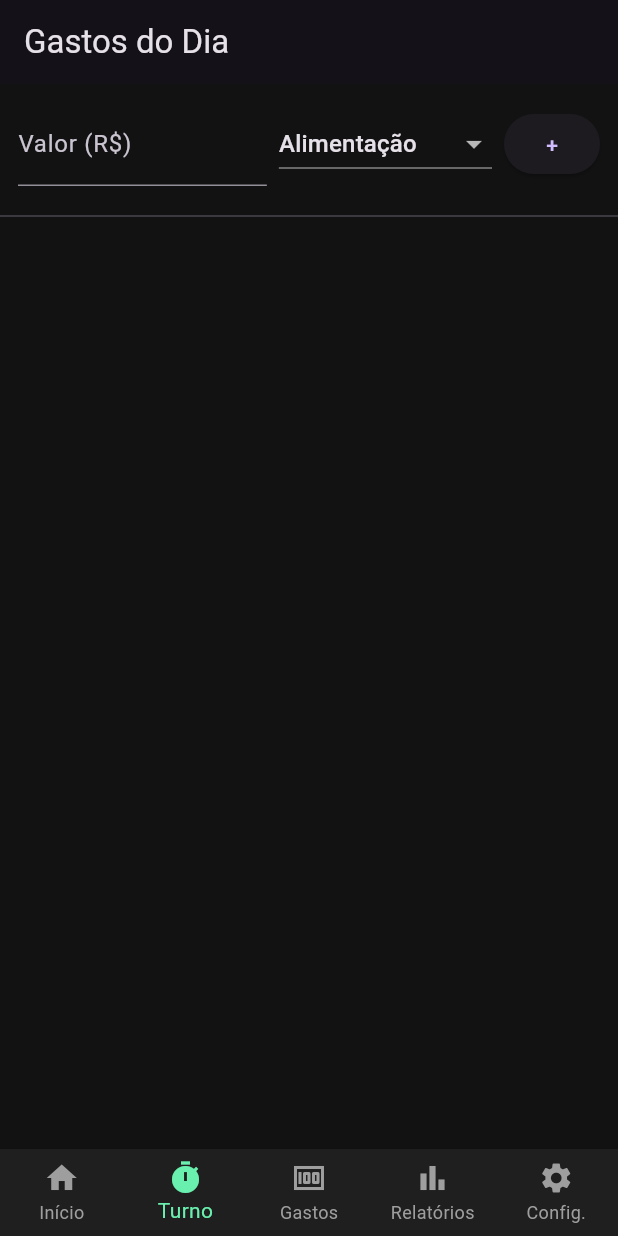
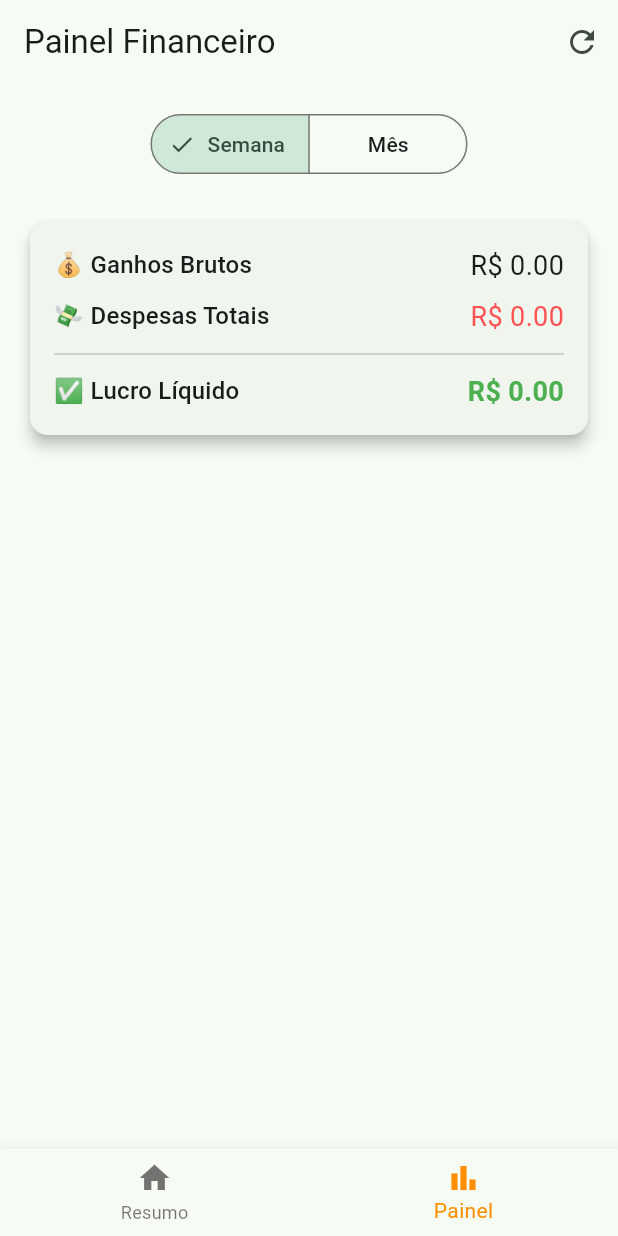
Before and after one commit to DouglasAlexJJ/turno_pago, a Flutter app: the screen it shows after launch, item 2 of the bottom bar chosen, on a phone screen of 412 x 824 dp. Run offline on Flutter 3.47's test engine with Material 3 defaults, Android fonts, the phone set to English and light mode, and no system bars; our stand-ins replace shared_preferences.

Commit message:
fim da fase 1
fim da fase 1

```diff
--- a/lib/main.dart
+++ b/lib/main.dart
@@ -1,70 +1,27 @@
+// lib/main.dart
+
 import 'package:flutter/material.dart';
-import 'screens/home_screen.dart';
-import 'screens/gastos_screen.dart';
-import 'screens/relatorios_screen.dart';
-import 'screens/config_screen.dart';
+import 'package:turno_pago/screens/main_screen.dart'; // Importa a nossa nova tela principal
 
 void main() {
-  runApp(TurnoPagoApp());
+  runApp(const MyApp());
 }
 
-class TurnoPagoApp extends StatelessWidget {
-  const TurnoPagoApp({super.key});
+class MyApp extends StatelessWidget {
+  const MyApp({super.key});
 
   @override
   Widget build(BuildContext context) {
     return MaterialApp(
       title: 'Turno Pago',
-      theme: ThemeData.dark().copyWith(
-        primaryColor: Colors.green,
-        scaffoldBackgroundColor: Color(0xFF121212),
+      theme: ThemeData(
+        primarySwatch: Colors.blue,
+        // Exemplo de um tema um pouco mais moderno
+        colorScheme: ColorScheme.fromSeed(seedColor: Colors.greenAccent),
+        useMaterial3: true,
       ),
-      home: MainMenu(),
-      debugShowCheckedModeBanner: false,
+      debugShowCheckedModeBanner: false, // Remove o banner de "Debug"
+      home: const MainScreen(), // O app agora começa aqui!
     );
   }
 }
-
-class MainMenu extends StatefulWidget {
-  const MainMenu({super.key});
-
-  @override
-  MainMenuState createState() => MainMenuState();
-}
-
-class MainMenuState extends State<MainMenu> {
-  int _currentIndex = 0;
-
-  final List<Widget> _screens = [
-    HomeScreen(),
-    GastosScreen(),
-    RelatoriosScreen(),
-    ConfigScreen(),
-  ];
-
-  @override
-  Widget build(BuildContext context) {
-    return Scaffold(
-      body: _screens[_currentIndex],
-      bottomNavigationBar: BottomNavigationBar(
-        currentIndex: _currentIndex,
-        onTap: (int index) {
-          setState(() {
-            _currentIndex = index;
-          });
-        },
-        selectedItemColor: Colors.greenAccent,
-        unselectedItemColor: Colors.grey,
-        backgroundColor: Color(0xFF1F1F1F),
-        type: BottomNavigationBarType.fixed,
-        items: [
-          BottomNavigationBarItem(icon: Icon(Icons.home), label: 'Início'),
-          BottomNavigationBarItem(icon: Icon(Icons.timer), label: 'Turno'),
-          BottomNavigationBarItem(icon: Icon(Icons.money), label: 'Gastos'),
-          BottomNavigationBarItem(icon: Icon(Icons.bar_chart), label: 'Relatórios'),
-          BottomNavigationBarItem(icon: Icon(Icons.settings), label: 'Config.'),
-        ],
-      ),
-    );
-  }
-}
--- a/lib/screens/gastos_screen.dart
+++ /dev/null
@@ -1,114 +0,0 @@
-import 'package:flutter/material.dart';
-import 'dart:convert';
-import 'package:shared_preferences/shared_preferences.dart';
-
-class GastosScreen extends StatefulWidget {
-  const GastosScreen({super.key});
-
-  @override
-  GastosScreenState createState() => GastosScreenState();
-}
-
-class GastosScreenState extends State<GastosScreen> {
-  final _valorController = TextEditingController();
-  String _categoriaSelecionada = 'Alimentação';
-
-  List<Map<String, dynamic>> _gastos = [];
-
-  @override
-  void initState() {
-    super.initState();
-    _carregarGastos();
-  }
-
-  Future<void> _carregarGastos() async {
-    final prefs = await SharedPreferences.getInstance();
-    final gastosString = prefs.getStringList('gastos') ?? [];
-
-    setState(() {
-      _gastos = gastosString
-          .map((g) => jsonDecode(g) as Map<String, dynamic>)
-          .toList();
-    });
-  }
-
-  Future<void> _adicionarGasto() async {
-    final prefs = await SharedPreferences.getInstance();
-    final novoGasto = {
-      'valor': double.parse(_valorController.text),
-      'categoria': _categoriaSelecionada,
-      'data': DateTime.now().toIso8601String(),
-    };
-
-    _gastos.add(novoGasto);
-    final listaConvertida = _gastos.map((g) => jsonEncode(g)).toList();
-    await prefs.setStringList('gastos', listaConvertida);
-
-    _valorController.clear();
-    _carregarGastos();
-  }
-
-  @override
-  Widget build(BuildContext context) {
-    return Scaffold(
-      appBar: AppBar(title: Text('Gastos do Dia')),
-      body: Column(
-        children: [
-          Padding(
-            padding: const EdgeInsets.all(12.0),
-            child: Row(
-              children: [
-                Expanded(
-                  child: TextField(
-                    controller: _valorController,
-                    keyboardType: TextInputType.number,
-                    decoration: InputDecoration(labelText: 'Valor (R\$)'),
-                  ),
-                ),
-                SizedBox(width: 8),
-                DropdownButton<String>(
-                  value: _categoriaSelecionada,
-                  onChanged: (String? newValue) {
-                    setState(() {
-                      _categoriaSelecionada = newValue!;
-                    });
-                  },
-                  items: [
-                    'Alimentação',
-                    'Lavagem',
-                    'Estacionamento',
-                    'Manutenção',
-                    'Outros'
-                  ].map<DropdownMenuItem<String>>((String valor) {
-                    return DropdownMenuItem<String>(
-                      value: valor,
-                      child: Text(valor),
-                    );
-                  }).toList(),
-                ),
-                SizedBox(width: 8),
-                ElevatedButton(
-                  onPressed: _adicionarGasto,
-                  child: Text('+'),
-                )
-              ],
-            ),
-          ),
-          Divider(),
-          Expanded(
-            child: ListView.builder(
-              itemCount: _gastos.length,
-              itemBuilder: (context, index) {
-                final gasto = _gastos[index];
-                return ListTile(
-                  title: Text('${gasto['categoria']} - R\$ ${gasto['valor'].toStringAsFixed(2)}'),
-                  subtitle: Text(gasto['data'].toString().substring(0, 10)),
-                );
-              },
-            ),
-          ),
-        ],
-      ),
-    );
-  }
-}
--- /dev/null
+++ b/lib/screens/main_screen.dart
@@ -0,0 +1,52 @@
+// lib/screens/main_screen.dart
+
+import 'package:flutter/material.dart';
+import 'package:turno_pago/screens/home_screen.dart';
+import 'package:turno_pago/screens/painel_financeiro_screen.dart'; // Vamos criar este arquivo a seguir
+
+class MainScreen extends StatefulWidget {
+  const MainScreen({super.key});
+
+  @override
+  State<MainScreen> createState() => _MainScreenState();
+}
+
+class _MainScreenState extends State<MainScreen> {
+  int _indiceSelecionado = 0; // 0 para Home, 1 para Painel
+
+  // Lista de telas que a barra de navegação irá controlar
+  static const List<Widget> _telas = <Widget>[
+    HomeScreen(),
+    PainelFinanceiroScreen(), // A nova tela que vamos construir
+  ];
+
+  void _aoTocarNoItem(int index) {
+    setState(() {
+      _indiceSelecionado = index;
+    });
+  }
+
+  @override
+  Widget build(BuildContext context) {
+    return Scaffold(
+      body: Center(
+        child: _telas.elementAt(_indiceSelecionado),
+      ),
+      bottomNavigationBar: BottomNavigationBar(
+        items: const <BottomNavigationBarItem>[
+          BottomNavigationBarItem(
+            icon: Icon(Icons.home),
+            label: 'Resumo',
+          ),
+          BottomNavigationBarItem(
+            icon: Icon(Icons.bar_chart),
+            label: 'Painel',
+          ),
+        ],
+        currentIndex: _indiceSelecionado,
+        selectedItemColor: Colors.amber[800],
+        onTap: _aoTocarNoItem,
+      ),
+    );
+  }
+}
--- /dev/null
+++ b/lib/screens/painel_financeiro_screen.dart
@@ -0,0 +1,145 @@
+// lib/screens/painel_financeiro_screen.dart
+
+import 'package:flutter/material.dart';
+import 'package:intl/intl.dart';
+import '../models/despesa.dart';
+import '../models/turno.dart';
+import '../services/dados_service.dart';
+
+class PainelFinanceiroScreen extends StatefulWidget {
+  const PainelFinanceiroScreen({super.key});
+
+  @override
+  State<PainelFinanceiroScreen> createState() => _PainelFinanceiroScreenState();
+}
+
+class _PainelFinanceiroScreenState extends State<PainelFinanceiroScreen> {
+  String _periodoSelecionado = 'semana'; // 'semana' ou 'mes'
+  double _ganhosPeriodo = 0;
+  double _despesasPeriodo = 0;
+  double _lucroPeriodo = 0;
+  bool _isLoading = true;
+
+  @override
+  void initState() {
+    super.initState();
+    _calcularTotais();
+  }
+
+  Future<void> _calcularTotais() async {
+    setState(() {
+      _isLoading = true;
+    });
+
+    final turnos = await DadosService.getTurnos();
+    final despesas = await DadosService.getDespesas();
+    final agora = DateTime.now();
+
+    List<Turno> turnosFiltrados;
+    List<Despesa> despesasFiltradas;
+
+    if (_periodoSelecionado == 'semana') {
+      final inicioDaSemana = agora.subtract(Duration(days: agora.weekday - 1));
+      turnosFiltrados = turnos.where((t) => t.data.isAfter(inicioDaSemana)).toList();
+      despesasFiltradas = despesas.where((d) => d.data.isAfter(inicioDaSemana)).toList();
+    } else { // Mês
+      turnosFiltrados = turnos.where((t) => t.data.month == agora.month && t.data.year == agora.year).toList();
+      despesasFiltradas = despesas.where((d) => d.data.month == agora.month && d.data.year == agora.year).toList();
+    }
+
+    final ganhos = turnosFiltrados.fold(0.0, (s, t) => s + t.ganhos);
+    final gastos = despesasFiltradas.fold(0.0, (s, d) => s + d.valor);
+
+    setState(() {
+      _ganhosPeriodo = ganhos;
+      _despesasPeriodo = gastos;
+      _lucroPeriodo = ganhos - gastos;
+      _isLoading = false;
+    });
+  }
+
+  @override
+  Widget build(BuildContext context) {
+    return Scaffold(
+      appBar: AppBar(
+        title: const Text('Painel Financeiro'),
+        actions: [
+          // Adiciona um botão para recarregar os dados manualmente
+          IconButton(
+            icon: const Icon(Icons.refresh),
+            onPressed: _calcularTotais,
+          ),
+        ],
+      ),
+      body: Padding(
+        padding: const EdgeInsets.all(16.0),
+        child: Column(
+          children: [
+            // Seletor de período
+            SegmentedButton<String>(
+              segments: const <ButtonSegment<String>>[
+                ButtonSegment<String>(value: 'semana', label: Text('Semana')),
+                ButtonSegment<String>(value: 'mes', label: Text('Mês')),
+              ],
+              selected: {_periodoSelecionado},
+              onSelectionChanged: (Set<String> newSelection) {
+                setState(() {
+                  _periodoSelecionado = newSelection.first;
+                  _calcularTotais();
+                });
+              },
+            ),
+            const SizedBox(height: 24),
+            // Exibição dos dados
+            _isLoading
+                ? const Center(child: CircularProgressIndicator())
+                : _buildPainelResumo(),
+          ],
+        ),
+      ),
+    );
+  }
+
+  Widget _buildPainelResumo() {
+    return Card(
+      elevation: 4,
+      child: Padding(
+        padding: const EdgeInsets.all(16.0),
+        child: Column(
+          children: [
+            _buildInfoRow('💰 Ganhos Brutos', 'R\$ ${_ganhosPeriodo.toStringAsFixed(2)}'),
+            const SizedBox(height: 8),
+            _buildInfoRow('💸 Despesas Totais', 'R\$ ${_despesasPeriodo.toStringAsFixed(2)}', isNegative: true),
+            const Divider(height: 24),
+            _buildInfoRow('✅ Lucro Líquido', 'R\$ ${_lucroPeriodo.toStringAsFixed(2)}', isHighlight: true),
+          ],
+        ),
+      ),
+    );
+  }
+
+  Widget _buildInfoRow(String label, String value, {bool isHighlight = false, bool isNegative = false}) {
+    final textTheme = Theme.of(context).textTheme;
+    Color? textColor;
+    if (isNegative) {
+      textColor = Colors.redAccent;
+    } else if (isHighlight) {
+      textColor = _lucroPeriodo >= 0 ? Colors.green : Colors.redAccent;
+    }
+
+    return Row(
+      mainAxisAlignment: MainAxisAlignment.spaceBetween,
+      children: [
+        Text(label, style: textTheme.titleMedium),
+        Text(
+          value,
+          style: TextStyle(
+            fontSize: 18,
+            fontWeight: isHighlight ? FontWeight.bold : FontWeight.normal,
+            color: textColor,
+          ),
+        ),
+      ],
+    );
+  }
+}
```
Also changed, not shown: lib/screens/relatorios_screen.dart (deleted, +0 -61 lines).
